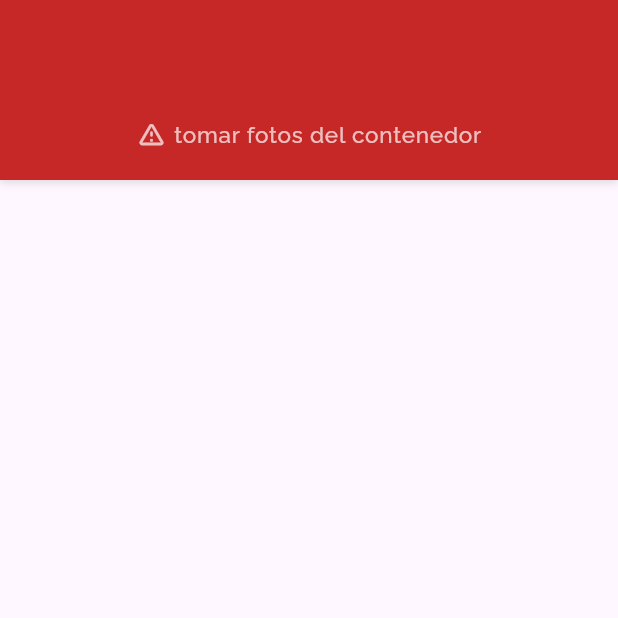
After one commit to DesarrolladorTIEco/aida-mobile, a Flutter app: the ContainerMenuPage screen opened by its route, on a phone screen of 412 x 824 dp, the top half of it. The commit adds this screen. Run offline on Flutter 3.47's test engine with Material 3 defaults, Android fonts, the light colour scheme and no system bars; our stand-ins replace fluttertoast, google_fonts; missing offline and left inert: mobile_scanner.

Commit message:
data almacenada

```diff
--- a/lib/main.dart
+++ b/lib/main.dart
@@ -1,5 +1,6 @@
 import 'package:aida/ui/screens/christmas/charge_max_date.dart';
-import 'package:aida/ui/screens/securitics/NewContainer.dart';
+import 'package:aida/ui/screens/securitics/container_menu.dart';
+import 'package:aida/ui/screens/securitics/new_container.dart';
 import 'package:aida/ui/screens/securitics/home.dart';
 import 'package:aida/ui/screens/securitics/menu.dart';
 import 'package:aida/ui/screens/securitics/welcome.dart';
@@ -62,7 +63,8 @@ class MyApp extends StatelessWidget {
           '/menu-sec' :(context) => const MenuSecuriticsScreen(),
           '/welcome-sec' :(context) => const WelcomeSecuriticPage(),
           '/home-sec' : (context) => const HomeSecuriticPage(),
-          '/new-container' : (context) => const NewContainerPage()
+          '/new-container' : (context) => const NewContainerPage(),
+          '/menu-container' : (context) => const ContainerMenuPage()
         },
       ),
     );
--- /dev/null
+++ b/lib/ui/screens/securitics/container_menu.dart
@@ -0,0 +1,297 @@
+import 'package:aida/viewmodel/securitics/container_viewmodel.dart';
+import 'package:flutter/material.dart';
+import 'package:provider/provider.dart';
+import 'package:google_fonts/google_fonts.dart';
+import 'package:intl/intl.dart';
+
+class ContainerMenuPage extends StatefulWidget {
+  const ContainerMenuPage({Key? key}) : super(key: key);
+
+  @override
+  State<ContainerMenuPage> createState() => _ContainerMenuState();
+}
+
+class _ContainerMenuState extends State<ContainerMenuPage> {
+  String container = '';
+
+  @override
+  Widget build(BuildContext context) {
+    final arguments =
+        ModalRoute.of(context)?.settings.arguments as Map<String, dynamic>?;
+    final containerViewModel = Provider.of<ContainerViewModel>(context);
+
+    if (arguments != null) {
+      container = (arguments['container'] ?? 'Desconocido').toString();
+    }
+
+    return Scaffold(
+      body: Column(
+        children: [
+          Container(
+            padding:
+                const EdgeInsets.only(top: 50, left: 12, right: 12, bottom: 20),
+            decoration: BoxDecoration(
+              color: Colors.red.shade800,
+              boxShadow: const [
+                BoxShadow(
+                  color: Colors.black12,
+                  blurRadius: 4,
+                  offset: Offset(0, 2),
+                ),
+              ],
+            ),
+            child: Row(
+              crossAxisAlignment: CrossAxisAlignment.center,
+              mainAxisAlignment: MainAxisAlignment.center,
+              children: [
+                Center(
+                  child: Column(
+                    crossAxisAlignment: CrossAxisAlignment.center,
+                    children: [
+                      Text(
+                        container.toUpperCase(),
+                        style: GoogleFonts.raleway(
+                          fontWeight: FontWeight.bold,
+                          fontSize: 20,
+                          color: Colors.white,
+                          letterSpacing: 0.51,
+                        ),
+                        maxLines: 2,
+                        overflow: TextOverflow.ellipsis,
+                      ),
+                      Row(
+                        children: [
+                          const Icon(
+                            Icons.warning_amber_rounded, // Icono de advertencia
+                            color: Colors.white70, // Color del icono
+                            size: 20, // Tamaño del icono
+                          ),
+                          const SizedBox(width: 5),
+                          // Espacio entre el icono y el texto
+                          Text(
+                            "tomar fotos del contenedor",
+                            style: GoogleFonts.raleway(
+                              fontWeight: FontWeight.w500,
+                              fontSize: 15,
+                              color: Colors.white70,
+                              letterSpacing: 0.51,
+                            ),
+                          ),
+                        ],
+                      ),
+                    ],
+                  ),
+                ),
+              ],
+            ),
+          ),
+          const SizedBox(width: 12),
+
+          // Center(
+          //   child: Padding(
+          //     padding: const EdgeInsets.only(top: 20), // Margen superior
+          //     child: Column(
+          //       mainAxisAlignment: MainAxisAlignment.center,
+          //       children: [
+          //         Text(
+          //           "Información del Contenedor",
+          //           style: GoogleFonts.raleway(
+          //             fontWeight: FontWeight.w500,
+          //             fontSize: 14,
+          //             color: Colors.black,
+          //             letterSpacing: 0.51,
+          //           ),
+          //         ),
+          //         const SizedBox(height: 10),
+          //         // Espacio entre el título y el primer TextField
+          //
+          //         // Primer TextField
+          //         SizedBox(
+          //           width: 400,
+          //           child: TextField(
+          //             controller: _lineaNegocio,
+          //             readOnly: true,
+          //             decoration: InputDecoration(
+          //               labelStyle: GoogleFonts.raleway(
+          //                   fontSize: 14, fontWeight: FontWeight.w600),
+          //               prefixIcon: IconButton(
+          //                 icon: const Icon(Icons.error_outline),
+          //                 onPressed: () => print("test"),
+          //               ),
+          //               prefixIconConstraints: const BoxConstraints(
+          //                 minWidth: 40,
+          //                 minHeight: 40,
+          //               ),
+          //               border: const OutlineInputBorder(),
+          //               contentPadding: const EdgeInsets.symmetric(
+          //                   vertical: 15.0, horizontal: 12.0),
+          //               suffixIcon: Row(
+          //                 mainAxisAlignment: MainAxisAlignment.spaceBetween,
+          //                 children: [
+          //                   Padding(
+          //                     padding: const EdgeInsets.only(left: 38.0),
+          //                     child: Text(
+          //                       "Linea Negocio",
+          //                       style: GoogleFonts.raleway(
+          //                         fontWeight: FontWeight.w600,
+          //                         fontSize: 15,
+          //                         color: Colors.grey,
+          //                       ),
+          //                     ),
+          //                   ),
+          //                   Padding(
+          //                     padding: const EdgeInsets.only(right: 12.0),
+          //                     child: Text(
+          //                       cultive.toUpperCase(),
+          //                       style: GoogleFonts.raleway(
+          //                         fontWeight: FontWeight.bold,
+          //                         fontSize: 18,
+          //                         color: Colors.black,
+          //                       ),
+          //                     ),
+          //                   ),
+          //                 ],
+          //               ),
+          //             ),
+          //             keyboardType: TextInputType.number,
+          //           ),
+          //         ),
+          //
+          //         // Segundo TextField
+          //         SizedBox(
+          //           width: 400,
+          //           child: TextField(
+          //             controller: _today, // Controlador añadido aquí
+          //             readOnly: true,
+          //             decoration: InputDecoration(
+          //               labelStyle: GoogleFonts.raleway(
+          //                   fontSize: 14, fontWeight: FontWeight.w600),
+          //               prefixIcon: IconButton(
+          //                 icon: const Icon(Icons.error_outline),
+          //                 onPressed: () => print("test"),
+          //               ),
+          //               prefixIconConstraints: const BoxConstraints(
+          //                 minWidth: 40,
+          //                 minHeight: 40,
+          //               ),
+          //               border: const OutlineInputBorder(),
+          //               contentPadding: const EdgeInsets.symmetric(
+          //                   vertical: 15.0, horizontal: 12.0),
+          //               suffixIcon: Row(
+          //                 mainAxisAlignment: MainAxisAlignment.spaceBetween,
+          //                 children: [
+          //                   Padding(
+          //                     padding: const EdgeInsets.only(left: 38.0),
+          //                     child: Text(
+          //                       "Fecha Actual",
+          //                       style: GoogleFonts.raleway(
+          //                         fontWeight: FontWeight.w600,
+          //                         fontSize: 15,
+          //                         color: Colors.grey,
+          //                       ),
+          //                     ),
+          //                   ),
+          //                   Padding(
+          //                     padding: const EdgeInsets.only(right: 12.0),
+          //                     child: Text(
+          //                       formattedDate,
+          //                       style: GoogleFonts.raleway(
+          //                         fontWeight: FontWeight.bold,
+          //                         fontSize: 17,
+          //                         color: Colors.black,
+          //                       ),
+          //                     ),
+          //                   ),
+          //                 ],
+          //               ),
+          //             ),
+          //             keyboardType: TextInputType.number,
+          //           ),
+          //         ),
+          //
+          //         const SizedBox(height: 20),
+          //         SizedBox(
+          //           width: 400,
+          //           child: TextField(
+          //             controller: _newContainer,
+          //             // Controlador para escribir el nombre del contenedor
+          //             decoration: InputDecoration(
+          //               labelStyle: GoogleFonts.raleway(
+          //                 fontSize: 14,
+          //                 fontWeight: FontWeight.w600,
+          //               ),
+          //               prefixIcon: IconButton(
+          //                 icon: const Icon(Icons.fire_truck_outlined),
+          //                 onPressed: () => print("test"),
+          //                 color: Colors.red.shade800,
+          //               ),
+          //               prefixIconConstraints: const BoxConstraints(
+          //                 minWidth: 40,
+          //                 minHeight: 40,
+          //               ),
+          //               border: const OutlineInputBorder(),
+          //               contentPadding: const EdgeInsets.symmetric(
+          //                   vertical: 15.0, horizontal: 12.0),
+          //               hintText: "Nombre Contenedor",
+          //               // Añadido hintText para guía de entrada
+          //               hintStyle: GoogleFonts.raleway(
+          //                 fontWeight: FontWeight.w600,
+          //                 fontSize: 15,
+          //                 color: Colors.grey,
+          //               ),
+          //             ),
+          //             keyboardType: TextInputType.text,
+          //             onChanged: (value) {
+          //               print(
+          //                   "Nombre del Contenedor: $value"); // Para verificar si captura el valor
+          //             },
+          //           ),
+          //         ),
+          //
+          //         const SizedBox(height: 20),
+          //
+          //         ElevatedButton(
+          //           onPressed: containerViewModel.isLoading
+          //               ? null
+          //               : () => _sendData(context),
+          //           style: ElevatedButton.styleFrom(
+          //             padding: const EdgeInsets.symmetric(
+          //                 horizontal: 15, vertical: 10),
+          //             backgroundColor: Colors.orange.shade800,
+          //             shape: RoundedRectangleBorder(
+          //               borderRadius: BorderRadius.circular(8),
+          //             ),
+          //             minimumSize: const Size(400, 60),
+          //             maximumSize: const Size(400, 60),
+          //           ),
+          //           child: Row(
+          //             mainAxisAlignment: MainAxisAlignment.center,
+          //             // Centra el contenido
+          //             mainAxisSize: MainAxisSize.min,
+          //
+          //             children: [
+          //               const Icon(Icons.add, size: 25, color: Colors.white),
+          //               const SizedBox(width: 8),
+          //               // Espacio entre el icono y el texto
+          //               Text(
+          //                 'AGREGAR CONTENEDOR',
+          //                 textAlign: TextAlign.center,
+          //                 style: GoogleFonts.raleway(
+          //                   fontSize: 18,
+          //                   fontWeight: FontWeight.bold,
+          //                   color: Colors.white,
+          //                 ),
+          //               ),
+          //             ],
+          //           ),
+          //         ),
+          //         const SizedBox(height: 20),
+          //       ],
+          //     ),
+          //   ),
+          // )
+        ],
+      ),
+    );
+  }
+}
--- a/lib/ui/screens/securitics/home.dart
+++ b/lib/ui/screens/securitics/home.dart
@@ -227,7 +227,9 @@ class _HomeSecuriticsState extends State<HomeSecuriticPage> {
                   const SizedBox(width: 8), // Espacio entre botones
                   ElevatedButton(
                     onPressed: () {
-                      // Acción del botón sync
+                      containerViewModel.isLoading
+                          ? null
+                          : () => _loadContainers(context as ContainerViewModel);
                     },
                     style: ElevatedButton.styleFrom(
                       padding: const EdgeInsets.symmetric(
@@ -306,9 +308,10 @@ class _HomeSecuriticsState extends State<HomeSecuriticPage> {
               itemCount: filteredContainers.length,
               itemBuilder: (context, index) {
                 final container = containerViewModel.containers[index];
+
                 return Card(
                   elevation: 1,
-                  margin: EdgeInsets.symmetric(vertical: 4.0),
+                  margin: const EdgeInsets.symmetric(vertical: 4.0),
                   child: ListTile(
                     leading: const Icon(
                       Icons.fire_truck_outlined,
@@ -336,16 +339,29 @@ class _HomeSecuriticsState extends State<HomeSecuriticPage> {
                         ),
                       ],
                     ),
-                    trailing: const Icon(
-                      Icons.arrow_forward_ios, // Icono que quieres mostrar
-                      size: 20,
-                      color: Colors.grey,
+                    trailing: InkWell(
+                      onTap: () {
+                        print("container ${container}");
+                        Navigator.pushNamed(
+                          context,
+                          '/menu-container',
+                          arguments: {
+                            'container': container['Contenedor'], // Puedes pasar información relevante
+                          },
+                        );
+                      },
+                      child: const Icon(
+                        Icons.arrow_forward_ios,
+                        size: 20,
+                        color: Colors.grey,
+                      ),
                     ),
                   ),
                 );
               },
             ),
           ),
+
         ],
       ),
     );
```
Also changed, not shown: lib/ui/screens/securitics/new_container.dart (renamed from lib/ui/screens/securitics/NewContainer.dart).
